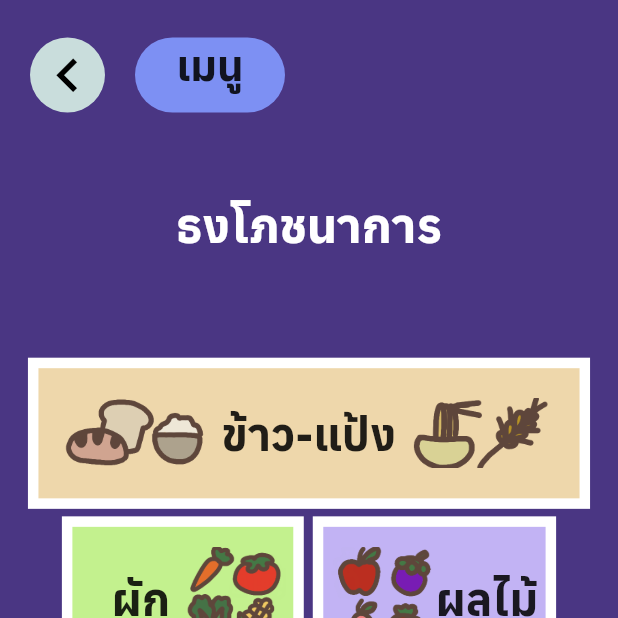
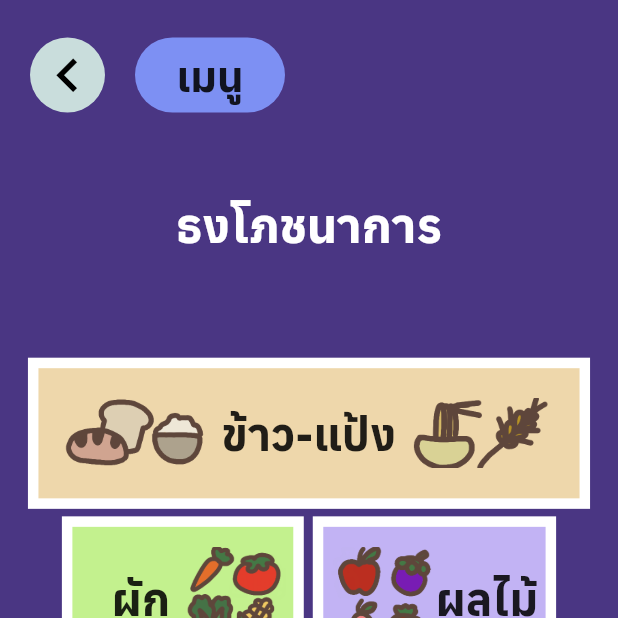
Before and after one commit to AINutritionProject/KinDeeUDee, a Flutter app: the FlagNutrition screen opened directly, on a phone screen of 412 x 824 dp, the top half of it. Run offline on Flutter 3.47's test engine with Material 2 defaults, Android fonts, the phone set to English and light mode, and no system bars; our stand-ins replace camera, cloud_firestore, csv, dotted_border, email_validator, firebase_auth and 7 more; accounts and stored records are empty; project files that could hold a hidden picture were left out.

Commit message:
edit menu button

```diff
--- a/lib/pages/flag_nutrition.dart
+++ b/lib/pages/flag_nutrition.dart
@@ -36,7 +36,8 @@ class FlagNutrition extends StatelessWidget {
                         color: const Color.fromRGBO(125, 144, 243, 1),
                         borderRadius: BorderRadius.circular(30)
                       ),
-                      child: const Text(
+                      child: const Center(
+                        child: Text(
                           'เมนู',
                           style: TextStyle(
                             fontSize: 28,
@@ -44,6 +45,7 @@ class FlagNutrition extends StatelessWidget {
                           ),
                           textAlign: TextAlign.center,
 
+                          ),
                       )
                     ),
                   ],
```
Lines whose indentation alone changed are shown as unchanged.
